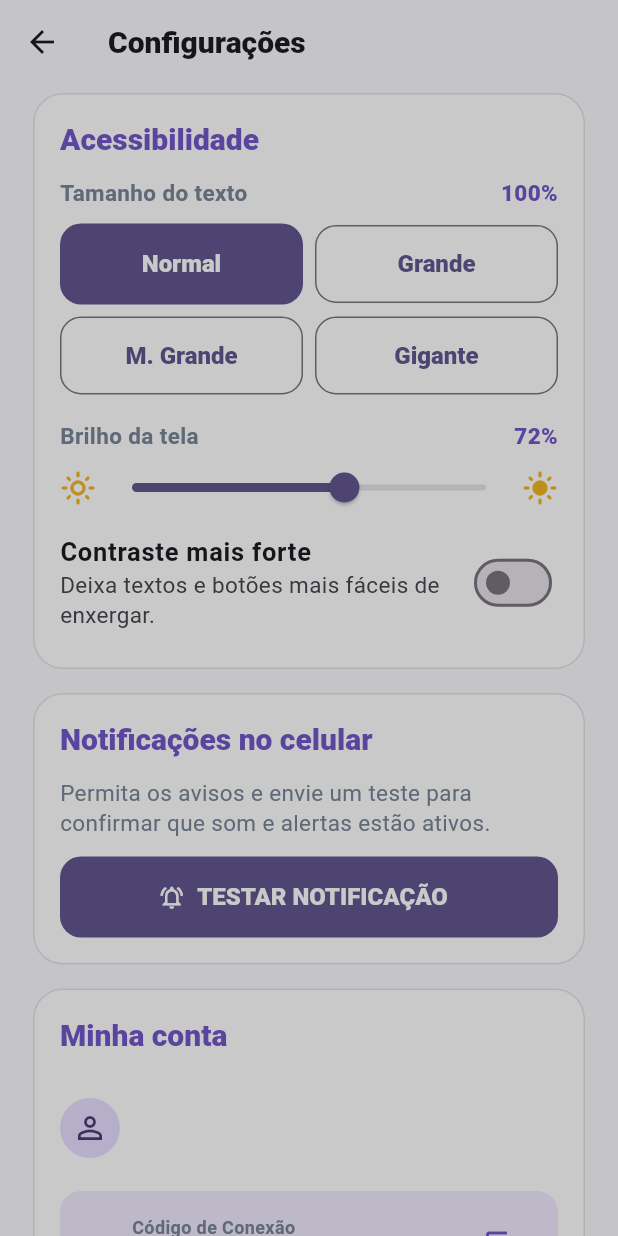
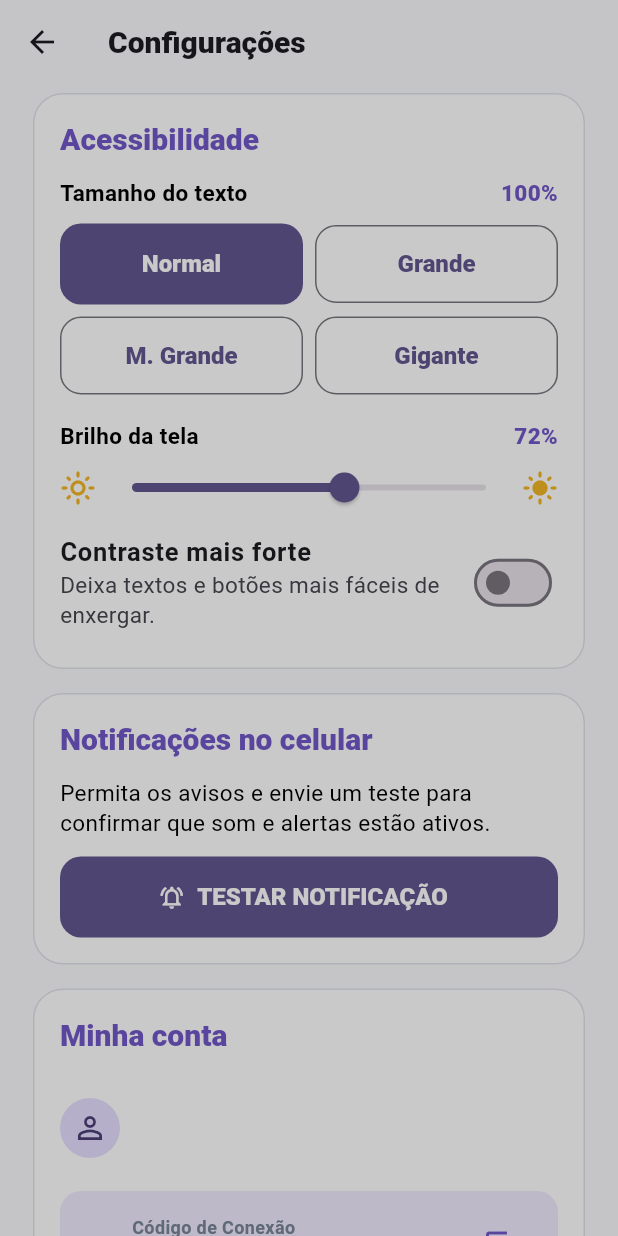
Before and after one commit to brunadonati795/hackathon2026, a Flutter app: the ElderHomeScreen screen opened directly with empty values, after a tap on the "settings" icon, on a phone screen of 412 x 824 dp. Run offline on Flutter 3.47's test engine with Material 3 defaults, Android fonts, the phone set to English and light mode, and no system bars; our stand-ins replace flutter_local_notifications, flutter_timezone, shared_preferences, timezone; accounts and stored records are empty; Roboto replaces fonts that are missing (Arial).

Commit message:
alterações estilização

```diff
--- a/cuidarmais/lib/screens/elder_screen.dart
+++ b/cuidarmais/lib/screens/elder_screen.dart
@@ -15,8 +15,14 @@ class ElderHomeScreen extends StatelessWidget {
     final pending = state.reminders
         .where((r) => r.status == ReminderStatus.pending)
         .toList();
+
     final next = pending.firstOrNull ?? state.reminders.firstOrNull;
-    return Scaffold(
+
+    return MediaQuery(
+      data: MediaQuery.of(
+        context,
+      ).copyWith(textScaler: TextScaler.linear(state.textScale)),
+      child: Scaffold(
         body: SafeArea(
           child: ListView(
             padding: const EdgeInsets.fromLTRB(30, 16, 30, 22),
@@ -31,7 +37,8 @@ class ElderHomeScreen extends StatelessWidget {
                         tooltip: 'Notificações',
                         style: IconButton.styleFrom(
                           backgroundColor: Colors.white,
-                        foregroundColor: AppColors.muted,
+                          foregroundColor: Colors.black,
+                          minimumSize: const Size(52, 52),
                         ),
                         onPressed: () {
                           state.markNotificationsAsRead();
@@ -72,7 +79,8 @@ class ElderHomeScreen extends StatelessWidget {
                     tooltip: 'Configurações e acessibilidade',
                     style: IconButton.styleFrom(
                       backgroundColor: Colors.white,
-                    foregroundColor: AppColors.muted,
+                      foregroundColor: Colors.black,
+                      minimumSize: const Size(52, 52),
                     ),
                     onPressed: () => Navigator.of(context).push(
                       MaterialPageRoute(
@@ -83,23 +91,35 @@ class ElderHomeScreen extends StatelessWidget {
                   ),
                 ],
               ),
-            const SizedBox(height: 2),
+
+              const SizedBox(height: 8),
+
               Text(
                 'Olá, ${state.elderName}!',
                 style: Theme.of(context).textTheme.headlineLarge,
               ),
-            const Text('Hoje é', style: TextStyle(color: AppColors.muted)),
+
               const SizedBox(height: 4),
+
+              const Text(
+                'Hoje é',
+                style: TextStyle(color: Colors.black, fontSize: 16),
+              ),
+
+              const SizedBox(height: 4),
+
               const Text(
                 'quarta-feira, 9 de setembro',
-              style: TextStyle(fontSize: 17),
+                style: TextStyle(fontSize: 18, fontWeight: FontWeight.w500),
               ),
+
               const SizedBox(height: 23),
+
               if (next != null)
                 _HomeAction(
                   key: const Key('next-reminder'),
-                color: const Color(0xFFD5EBFF),
-                iconColor: const Color(0xFF68A9ED),
+                  color: const Color(0xFF9DCCF5),
+                  iconColor: const Color(0xFF2678C9),
                   icon: _letterFor(next.type),
                   eyebrow: 'Próximo aviso',
                   title: '${next.title}\nàs ${next.time}',
@@ -113,7 +133,7 @@ class ElderHomeScreen extends StatelessWidget {
               else
                 Container(
                   key: const Key('empty-reminders'),
-                padding: const EdgeInsets.all(18),
+                  padding: const EdgeInsets.all(20),
                   decoration: BoxDecoration(
                     color: const Color(0xFFD5EBFF),
                     borderRadius: BorderRadius.circular(17),
@@ -121,15 +141,16 @@ class ElderHomeScreen extends StatelessWidget {
                   child: const Row(
                     children: [
                       CircleAvatar(
+                        radius: 26,
                         backgroundColor: Color(0xFF68A9ED),
-                      child: Icon(Icons.check, color: Colors.white),
+                        child: Icon(Icons.check, color: Colors.white, size: 27),
                       ),
                       SizedBox(width: 14),
                       Expanded(
                         child: Text(
                           'Nenhum aviso por enquanto',
                           style: TextStyle(
-                          fontSize: 17,
+                            fontSize: 19,
                             fontWeight: FontWeight.w800,
                           ),
                         ),
@@ -137,10 +158,12 @@ class ElderHomeScreen extends StatelessWidget {
                     ],
                   ),
                 ),
+
               const SizedBox(height: 14),
+
               _HomeAction(
-              color: const Color(0xFFF8D5E3),
-              iconColor: const Color(0xFFF27196),
+                color: const Color(0xFFF29FBE),
+                iconColor: const Color(0xFFD83D6C),
                 icon: 'C',
                 title: 'Ver meus compromissos',
                 onTap: () => Navigator.of(context).push(
@@ -149,18 +172,21 @@ class ElderHomeScreen extends StatelessWidget {
                   ),
                 ),
               ),
+
               const SizedBox(height: 14),
+
               _HomeAction(
-              color: const Color(0xFFD5F0DC),
-              iconColor: AppColors.green,
+                color: const Color(0xFF9DDEB0),
+                iconColor: const Color(0xFF29964B),
                 icon: '☎',
                 title: 'Falar com familiar',
                 onTap: () => _callDialog(context),
               ),
+
               if (state.currentAccount?.linkKey != null) ...[
                 const SizedBox(height: 14),
                 Container(
-                padding: const EdgeInsets.all(16),
+                  padding: const EdgeInsets.all(18),
                   decoration: BoxDecoration(
                     color: Colors.white,
                     borderRadius: BorderRadius.circular(18),
@@ -169,8 +195,13 @@ class ElderHomeScreen extends StatelessWidget {
                   child: Row(
                     children: [
                       const CircleAvatar(
+                        radius: 25,
                         backgroundColor: Color(0xFFEFEAFF),
-                      child: Icon(Icons.key, color: AppColors.purple),
+                        child: Icon(
+                          Icons.key,
+                          color: AppColors.purple,
+                          size: 25,
+                        ),
                       ),
                       const SizedBox(width: 14),
                       Expanded(
@@ -180,15 +211,15 @@ class ElderHomeScreen extends StatelessWidget {
                             const Text(
                               'Seu Código de Conexão',
                               style: TextStyle(
-                              fontSize: 13,
-                              color: AppColors.muted,
+                                fontSize: 14,
+                                color: Colors.black,
                                 fontWeight: FontWeight.w700,
                               ),
                             ),
                             Text(
                               state.currentAccount!.linkKey!,
                               style: const TextStyle(
-                              fontSize: 20,
+                                fontSize: 21,
                                 fontWeight: FontWeight.w900,
                                 letterSpacing: 2,
                                 color: AppColors.purple,
@@ -199,6 +230,10 @@ class ElderHomeScreen extends StatelessWidget {
                       ),
                       IconButton(
                         tooltip: 'Copiar código',
+                        constraints: const BoxConstraints(
+                          minWidth: 52,
+                          minHeight: 52,
+                        ),
                         onPressed: () {
                           ScaffoldMessenger.of(context).showSnackBar(
                             SnackBar(
@@ -208,25 +243,35 @@ class ElderHomeScreen extends StatelessWidget {
                             ),
                           );
                         },
-                      icon: const Icon(Icons.copy, color: AppColors.purple),
+                        icon: const Icon(
+                          Icons.copy,
+                          color: AppColors.purple,
+                          size: 25,
+                        ),
                       ),
                     ],
                   ),
                 ),
               ],
+
               const SizedBox(height: 18),
+
               _AccessibilityCard(state: state),
+
               const SizedBox(height: 30),
+
               const Center(
                 child: Text(
                   'Sempre com você',
                   style: TextStyle(
                     color: AppColors.purple,
                     fontWeight: FontWeight.w700,
+                    fontSize: 16,
                   ),
                 ),
               ),
             ],
+          ),
         ),
       ),
     );
@@ -241,6 +286,7 @@ class ElderHomeScreen extends StatelessWidget {
 
   void _callDialog(BuildContext context) {
     final caregiverName = state.linkedCaregiverName;
+
     showDialog<void>(
       context: context,
       builder: (_) => AlertDialog(
@@ -281,6 +327,7 @@ class _HomeAction extends StatelessWidget {
     required this.onTap,
     this.eyebrow,
   });
+
   final Color color;
   final Color iconColor;
   final String icon;
@@ -297,22 +344,24 @@ class _HomeAction extends StatelessWidget {
         borderRadius: BorderRadius.circular(17),
         onTap: onTap,
         child: Padding(
-          padding: const EdgeInsets.all(16),
+          padding: const EdgeInsets.all(20),
           child: Row(
             children: [
               CircleAvatar(
-                radius: 22,
+                radius: 26,
                 backgroundColor: iconColor,
                 child: Text(
                   icon,
                   style: const TextStyle(
                     color: Colors.white,
-                    fontSize: 17,
+                    fontSize: 20,
                     fontWeight: FontWeight.w800,
                   ),
                 ),
               ),
+
               const SizedBox(width: 16),
+
               Expanded(
                 child: Column(
                   crossAxisAlignment: CrossAxisAlignment.start,
@@ -321,14 +370,17 @@ class _HomeAction extends StatelessWidget {
                       Text(
                         eyebrow!,
                         style: const TextStyle(
-                          color: AppColors.muted,
-                          fontSize: 13,
+                          color: Colors.black,
+                          fontSize: 14,
+                          fontWeight: FontWeight.w600,
                         ),
                       ),
+
                     Text(
                       title,
                       style: const TextStyle(
-                        fontSize: 17,
+                        color: Colors.black,
+                        fontSize: 19,
                         height: 1.35,
                         fontWeight: FontWeight.w800,
                       ),
@@ -336,7 +388,8 @@ class _HomeAction extends StatelessWidget {
                   ],
                 ),
               ),
-              const Icon(Icons.chevron_right, color: AppColors.muted),
+
+              const Icon(Icons.chevron_right, color: Colors.black, size: 30),
             ],
           ),
         ),
@@ -347,6 +400,7 @@ class _HomeAction extends StatelessWidget {
 
 class _AccessibilityCard extends StatelessWidget {
   const _AccessibilityCard({required this.state});
+
   final AppState state;
 
   @override
@@ -362,7 +416,7 @@ class _AccessibilityCard extends StatelessWidget {
         ];
 
         return Container(
-          padding: const EdgeInsets.all(16),
+          padding: const EdgeInsets.all(18),
           decoration: BoxDecoration(
             color: Colors.white,
             borderRadius: BorderRadius.circular(20),
@@ -374,92 +428,105 @@ class _AccessibilityCard extends StatelessWidget {
               const Text(
                 'Acessibilidade',
                 style: TextStyle(
-                  fontSize: 19,
+                  fontSize: 20,
                   fontWeight: FontWeight.w800,
                   color: AppColors.purple,
                 ),
               ),
+
               const SizedBox(height: 12),
+
               Row(
                 mainAxisAlignment: MainAxisAlignment.spaceBetween,
                 children: [
                   const Text(
                     'Tamanho do texto',
                     style: TextStyle(
-                      color: AppColors.muted,
+                      color: Colors.black,
+                      fontSize: 16,
                       fontWeight: FontWeight.w700,
                     ),
                   ),
                   Text(
                     '${(state.textScale * 100).round()}%',
                     style: const TextStyle(
+                      fontSize: 16,
                       fontWeight: FontWeight.w800,
                       color: AppColors.purple,
                     ),
                   ),
                 ],
               ),
+
               const SizedBox(height: 8),
+
               Wrap(
                 spacing: 6,
                 runSpacing: 6,
                 children: scaleOptions.map((opt) {
                   final selected = (state.textScale - opt.$1).abs() < 0.05;
+
                   return SizedBox(
                     width: (MediaQuery.of(context).size.width - 120) / 2,
                     child: selected
                         ? FilledButton(
                             key: Key('scale-${opt.$1}'),
                             style: FilledButton.styleFrom(
-                              minimumSize: const Size.fromHeight(42),
+                              minimumSize: const Size.fromHeight(52),
                               padding: EdgeInsets.zero,
                             ),
                             onPressed: () => state.setTextScale(opt.$1),
                             child: Text(
                               opt.$2,
-                              style: const TextStyle(fontSize: 13),
+                              style: const TextStyle(fontSize: 14),
                             ),
                           )
                         : OutlinedButton(
                             key: Key('scale-${opt.$1}'),
                             style: OutlinedButton.styleFrom(
-                              minimumSize: const Size.fromHeight(42),
+                              minimumSize: const Size.fromHeight(52),
                               padding: EdgeInsets.zero,
                             ),
                             onPressed: () => state.setTextScale(opt.$1),
                             child: Text(
                               opt.$2,
-                              style: const TextStyle(fontSize: 13),
+                              style: const TextStyle(fontSize: 14),
                             ),
                           ),
                   );
                 }).toList(),
               ),
+
               const SizedBox(height: 13),
+
               Row(
                 mainAxisAlignment: MainAxisAlignment.spaceBetween,
                 children: [
                   const Text(
                     'Brilho da tela',
                     style: TextStyle(
-                      color: AppColors.muted,
+                      color: Colors.black,
+                      fontSize: 16,
                       fontWeight: FontWeight.w700,
                     ),
                   ),
                   Text(
                     '${(state.brightness * 100).round()}%',
                     style: const TextStyle(
+                      fontSize: 16,
                       fontWeight: FontWeight.w800,
                       color: AppColors.purple,
                     ),
                   ),
                 ],
               ),
+
               Row(
                 children: [
                   const Icon(
                     Icons.light_mode_outlined,
                     color: Color(0xFFF2B526),
+                    size: 26,
                   ),
                   Expanded(
                     child: Slider(
@@ -469,7 +536,11 @@ class _AccessibilityCard extends StatelessWidget {
                       onChanged: state.setBrightness,
                     ),
                   ),
-                  const Icon(Icons.light_mode, color: Color(0xFFF2B526)),
+                  const Icon(
+                    Icons.light_mode,
+                    color: Color(0xFFF2B526),
+                    size: 26,
+                  ),
                 ],
               ),
             ],
@@ -482,11 +553,16 @@ class _AccessibilityCard extends StatelessWidget {
 
 class CommitmentsScreen extends StatelessWidget {
   const CommitmentsScreen({super.key, required this.state});
+
   final AppState state;
 
   @override
   Widget build(BuildContext context) {
-    return Scaffold(
+    return MediaQuery(
+      data: MediaQuery.of(
+        context,
+      ).copyWith(textScaler: TextScaler.linear(state.textScale)),
+      child: Scaffold(
         appBar: AppBar(
           title: const Text('Meus compromissos'),
           backgroundColor: Colors.transparent,
@@ -497,22 +573,35 @@ class CommitmentsScreen extends StatelessWidget {
           separatorBuilder: (_, _) => const SizedBox(height: 12),
           itemBuilder: (context, index) {
             final reminder = state.reminders[index];
+
             return Card(
               color: Colors.white,
               child: ListTile(
-              contentPadding: const EdgeInsets.all(14),
+                contentPadding: const EdgeInsets.all(16),
+
                 leading: CircleAvatar(
-                child: Text(ElderHomeScreen._letterFor(reminder.type)),
+                  radius: 25,
+                  child: Text(
+                    ElderHomeScreen._letterFor(reminder.type),
+                    style: const TextStyle(fontSize: 18),
                   ),
+                ),
+
                 title: Text(
                   reminder.title,
                   style: const TextStyle(
                     fontWeight: FontWeight.w800,
-                  fontSize: 17,
+                    fontSize: 18,
                   ),
                 ),
-              subtitle: Text('${reminder.time} • ${reminder.instructions}'),
-              trailing: const Icon(Icons.chevron_right),
+
+                subtitle: Text(
+                  '${reminder.time} • ${reminder.instructions}',
+                  style: const TextStyle(fontSize: 16),
+                ),
+
+                trailing: const Icon(Icons.chevron_right, size: 30),
+
                 onTap: () => Navigator.of(context).push(
                   MaterialPageRoute(
                     builder: (_) =>
@@ -522,6 +611,7 @@ class CommitmentsScreen extends StatelessWidget {
               ),
             );
           },
+        ),
       ),
     );
   }
@@ -533,13 +623,19 @@ class ReminderDetailScreen extends StatelessWidget {
     required this.state,
     required this.reminder,
   });
+
   final AppState state;
   final CareReminder reminder;
 
   @override
   Widget build(BuildContext context) {
     final done = reminder.status == ReminderStatus.confirmed;
-    return Scaffold(
+
+    return MediaQuery(
+      data: MediaQuery.of(
+        context,
+      ).copyWith(textScaler: TextScaler.linear(state.textScale)),
+      child: Scaffold(
         appBar: AppBar(backgroundColor: Colors.transparent),
         body: Padding(
           padding: const EdgeInsets.fromLTRB(28, 10, 28, 30),
@@ -547,40 +643,47 @@ class ReminderDetailScreen extends StatelessWidget {
             crossAxisAlignment: CrossAxisAlignment.stretch,
             children: [
               CircleAvatar(
-              radius: 42,
+                radius: 44,
                 backgroundColor: done
                     ? const Color(0xFFDDF3E7)
                     : const Color(0xFFEFEAFF),
                 child: Icon(
                   done ? Icons.check : Icons.notifications_active_outlined,
-                size: 42,
+                  size: 44,
                   color: done ? AppColors.green : AppColors.purple,
                 ),
               ),
+
               const SizedBox(height: 24),
+
               Text(
                 done ? 'Tudo certo!' : 'Está na hora',
                 textAlign: TextAlign.center,
                 style: Theme.of(context).textTheme.headlineLarge,
               ),
+
               const SizedBox(height: 10),
+
               Text(
                 reminder.title,
                 textAlign: TextAlign.center,
                 style: Theme.of(context).textTheme.headlineMedium,
               ),
+
               Text(
                 'às ${reminder.time}',
                 textAlign: TextAlign.center,
                 style: const TextStyle(
-                fontSize: 21,
+                  fontSize: 23,
                   color: AppColors.purple,
                   fontWeight: FontWeight.w800,
                 ),
               ),
+
               const SizedBox(height: 22),
+
               Container(
-              padding: const EdgeInsets.all(18),
+                padding: const EdgeInsets.all(20),
                 decoration: BoxDecoration(
                   color: Colors.white,
                   borderRadius: BorderRadius.circular(18),
@@ -589,23 +692,40 @@ class ReminderDetailScreen extends StatelessWidget {
                 child: Text(
                   reminder.instructions,
                   textAlign: TextAlign.center,
-                style: const TextStyle(fontSize: 18),
+                  style: const TextStyle(fontSize: 19),
                 ),
               ),
+
               const Spacer(),
+
               if (!done) ...[
-              FilledButton.icon(
+                SizedBox(
+                  height: 56,
+                  child: FilledButton.icon(
                     key: const Key('confirm-reminder'),
-                style: FilledButton.styleFrom(backgroundColor: AppColors.green),
+                    style: FilledButton.styleFrom(
+                      backgroundColor: AppColors.green,
+                    ),
                     onPressed: () {
                       state.confirm(reminder);
                       Navigator.pop(context);
                     },
                     icon: const Icon(Icons.check),
-                label: const Text('JÁ FIZ'),
+                    label: const Text(
+                      'JÁ FIZ',
+                      style: TextStyle(
+                        fontSize: 16,
+                        fontWeight: FontWeight.w700,
                       ),
+                    ),
+                  ),
+                ),
+
                 const SizedBox(height: 12),
-              OutlinedButton(
+
+                SizedBox(
+                  height: 56,
+                  child: OutlinedButton(
                     onPressed: () {
                       state.postpone(reminder);
                       ScaffoldMessenger.of(context).showSnackBar(
@@ -617,14 +737,31 @@ class ReminderDetailScreen extends StatelessWidget {
                       );
                       Navigator.pop(context);
                     },
-                child: const Text('LEMBRAR DE NOVO'),
+                    child: const Text(
+                      'LEMBRAR DE NOVO',
+                      style: TextStyle(
+                        fontSize: 16,
+                        fontWeight: FontWeight.w700,
+                      ),
+                    ),
+                  ),
                 ),
               ] else
-              FilledButton(
+                SizedBox(
+                  height: 56,
+                  child: FilledButton(
                     onPressed: () => Navigator.pop(context),
-                child: const Text('VOLTAR PARA O INÍCIO'),
+                    child: const Text(
+                      'VOLTAR PARA O INÍCIO',
+                      style: TextStyle(
+                        fontSize: 16,
+                        fontWeight: FontWeight.w700,
+                      ),
+                    ),
+                  ),
                 ),
             ],
+          ),
         ),
       ),
     );
--- a/cuidarmais/lib/theme.dart
+++ b/cuidarmais/lib/theme.dart
@@ -18,7 +18,7 @@ ThemeData buildTheme({required bool highContrast, required double brightness}) {
   final primaryTextColor = highContrast ? Colors.black : AppColors.ink;
   final secondaryTextColor = highContrast
       ? const Color(0xFF222222)
-      : AppColors.muted;
+      : Colors.black;
   final borderColor = highContrast ? Colors.black : AppColors.border;
 
   return ThemeData(
```
Lines whose indentation alone changed are shown as unchanged.
